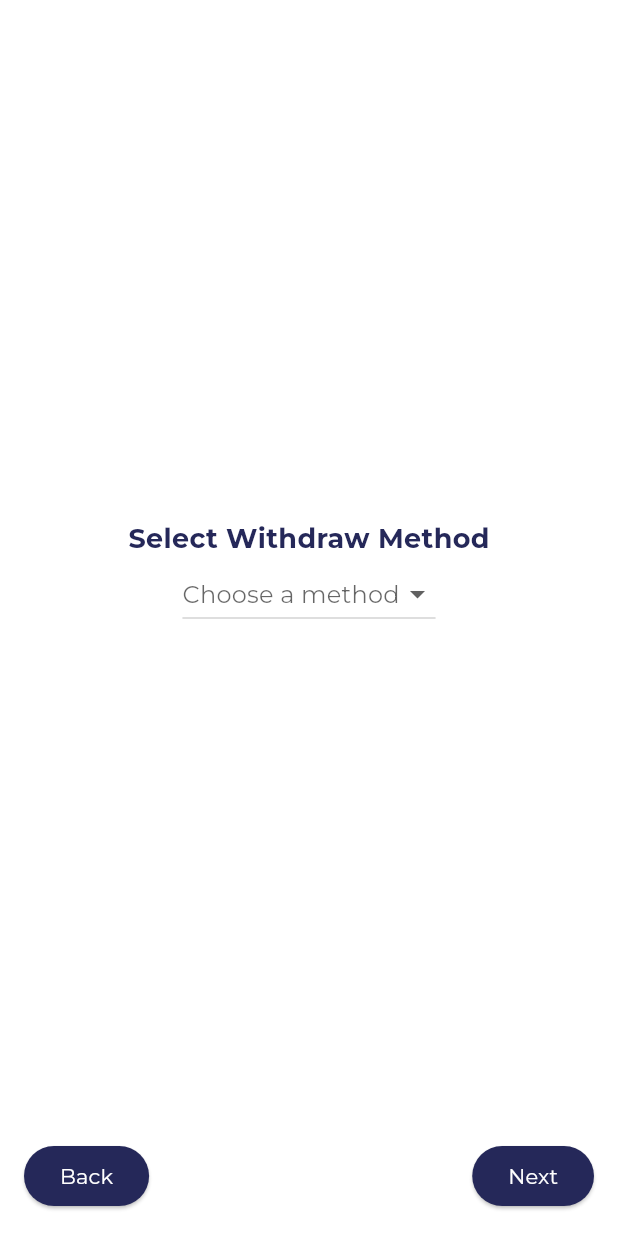
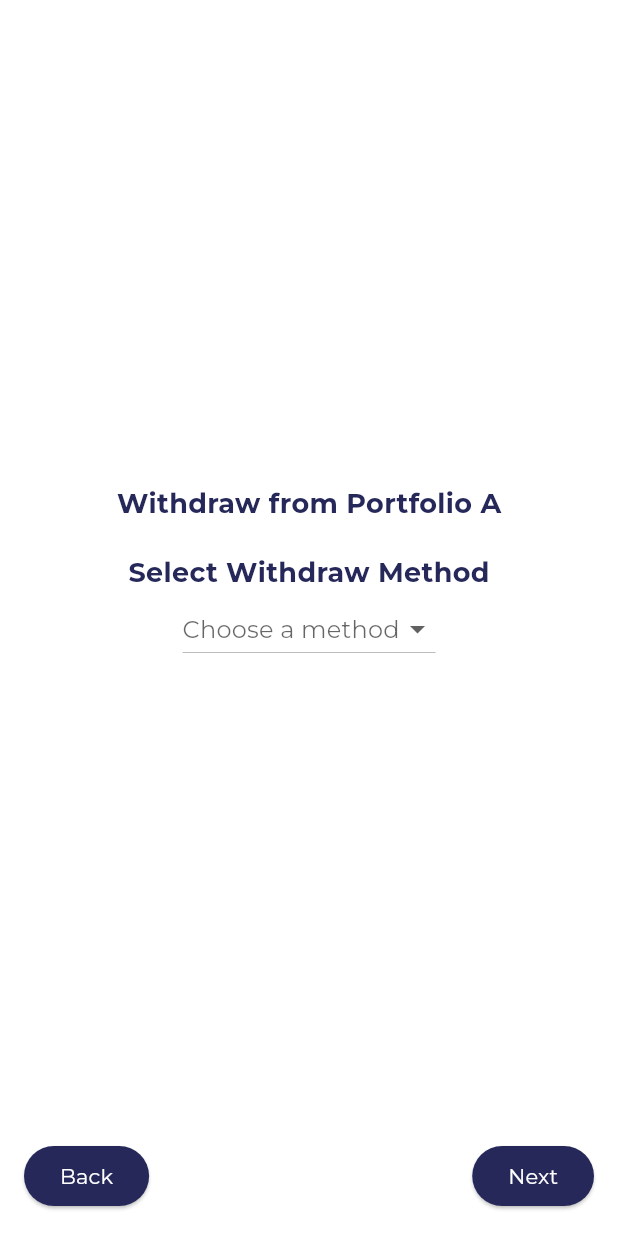
Before and after one commit to CyanaseInc/flutterAPP, a Flutter app: the Withdraw widget shown alone on an empty page, opened directly, after a tap on "Portfolio A", on a phone screen of 412 x 824 dp. Run offline on Flutter 3.47's test engine with Material 3 defaults, Android fonts, the light colour scheme and no system bars; our stand-ins replace audioplayers, awesome_notifications, contacts_service, country_picker, fl_chart, flutter_svg and 8 more; missing offline and left inert: libphonenumber, record, sim_card_info; accounts and stored records are empty; project files that could hold a hidden picture were left out.

Commit message:
login_advanced

```diff
--- a/lib/screens/home/componets/investment_withdraw.dart
+++ b/lib/screens/home/componets/investment_withdraw.dart
@@ -186,6 +186,17 @@ class _WithdrawState extends State<Withdraw> {
     return Column(
       mainAxisAlignment: MainAxisAlignment.center,
       children: [
+        // Display Withdraw from as a heading
+        if (selectedPortfolio != null)
+          Text(
+            'Withdraw from $selectedPortfolio',
+            style: TextStyle(
+              fontSize: 18,
+              fontWeight: FontWeight.bold,
+              color: primaryTwo,
+            ),
+          ),
+        SizedBox(height: 20),
         Text(
           'Select Withdraw Method',
           style: TextStyle(
@@ -222,6 +233,17 @@ class _WithdrawState extends State<Withdraw> {
     return Column(
       mainAxisAlignment: MainAxisAlignment.center,
       children: [
+        // Display Withdraw from as a heading
+        if (selectedPortfolio != null)
+          Text(
+            'Withdraw from: $selectedPortfolio',
+            style: TextStyle(
+              fontSize: 18,
+              fontWeight: FontWeight.bold,
+              color: primaryTwo,
+            ),
+          ),
+        SizedBox(height: 20),
         Text(
           'Mobile Money Details',
           style: TextStyle(
@@ -261,6 +283,17 @@ class _WithdrawState extends State<Withdraw> {
     return Column(
       mainAxisAlignment: MainAxisAlignment.center,
       children: [
+        // Display Withdraw from as a heading
+        if (selectedPortfolio != null)
+          Text(
+            'Withdraw from: $selectedPortfolio',
+            style: TextStyle(
+              fontSize: 18,
+              fontWeight: FontWeight.bold,
+              color: primaryTwo,
+            ),
+          ),
+        SizedBox(height: 20),
         Text(
           'Bank Details',
           style: TextStyle(
```
Also changed, not shown: 1 other file.
